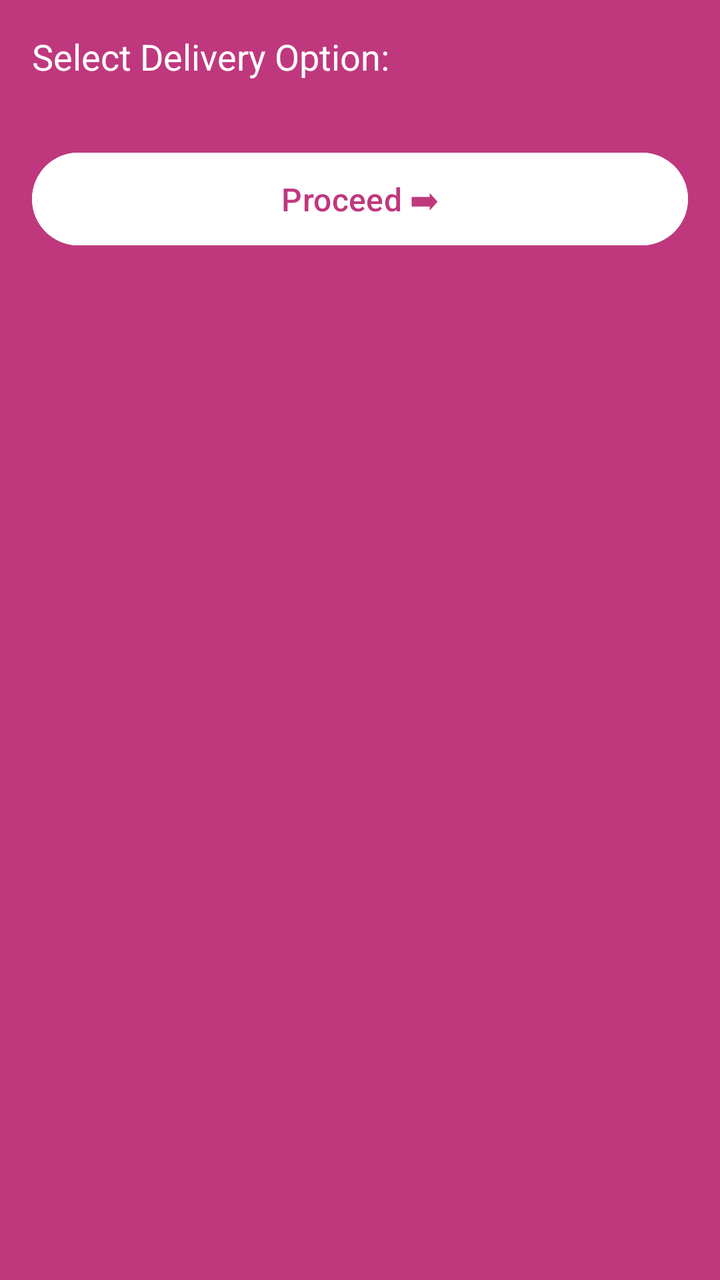
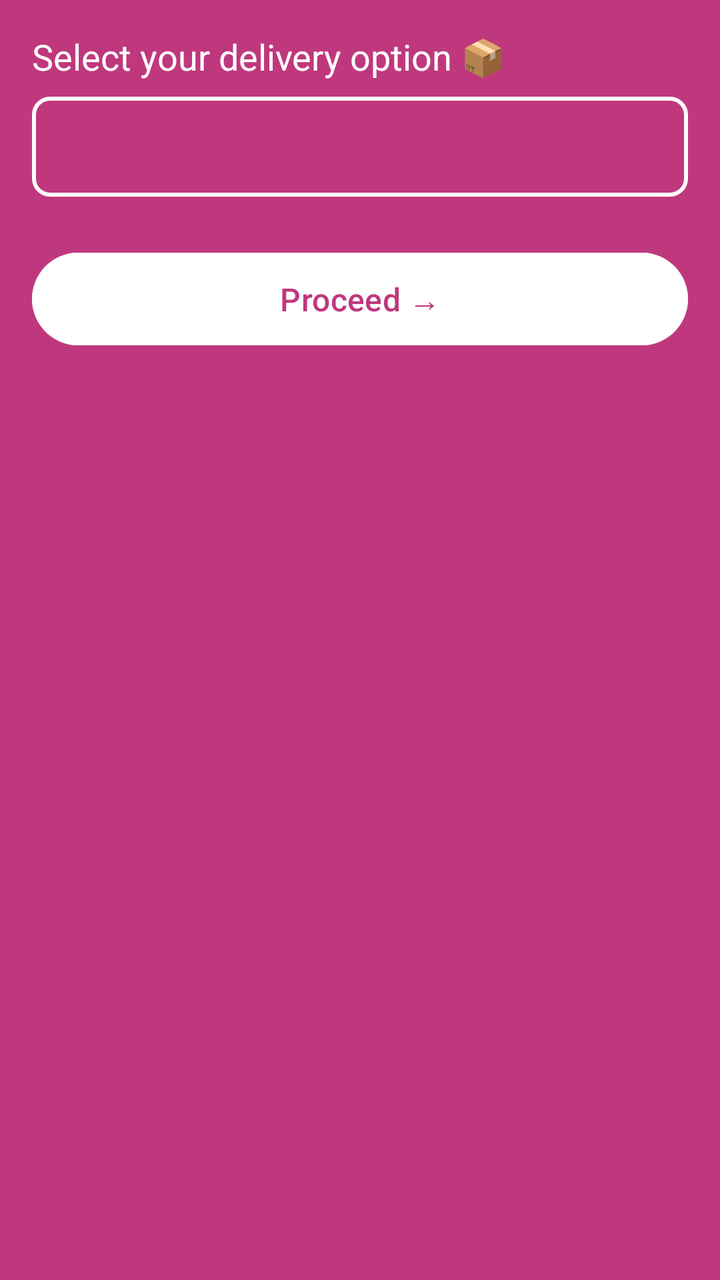

Compare the two renders of this Android layout. The source of the first and the diff that turns it into the second are given below.
<!-- AndroidManifest.xml: application theme Theme.Team10_MAPD711_ProjectMilestone2 -->
<!-- res/layout/activity_delivery_selection_activity5a.xml -->
<?xml version="1.0" encoding="utf-8"?>
<ScrollView xmlns:android="http://schemas.android.com/apk/res/android"
    android:layout_width="match_parent"
    android:layout_height="match_parent"
    android:background="#BF387D">

    <LinearLayout
        android:layout_width="match_parent"
        android:layout_height="wrap_content"
        android:orientation="vertical"
        android:padding="16dp">

        
        <TextView
            android:id="@+id/textViewDelivery"
            android:layout_width="wrap_content"
            android:layout_height="wrap_content"
            android:text="Select Delivery Option:"
            android:textColor="@color/white"
            android:textSize="18sp"
            android:layout_marginBottom="8dp"/>

        <Spinner
            android:id="@+id/deliverySpinner"
            android:layout_width="match_parent"
            android:layout_height="wrap_content"
            android:background="@drawable/spinner_border"
            android:paddingEnd="20dp"
            android:spinnerMode="dropdown"
            android:textColor="@color/white" />

        
        <TextView
            android:id="@+id/textViewCampus"
            android:layout_width="wrap_content"
            android:layout_height="wrap_content"
            android:text="Select Campus:"
            android:textColor="@color/white"
            android:textSize="18sp"
            android:layout_marginTop="16dp"
            android:visibility="gone" />

        <Spinner
            android:id="@+id/campusSpinner"
            android:layout_width="match_parent"
            android:layout_height="wrap_content"
            android:visibility="gone"
            android:background="@drawable/spinner_border"
            android:spinnerMode="dropdown"
            android:textColor="@color/white" />

        
        <FrameLayout
            android:id="@+id/mapFragmentContainer"
            android:layout_width="match_parent"
            android:layout_height="300dp"
            android:layout_marginTop="16dp"
            android:visibility="gone" />

        
        <Button
            android:id="@+id/proceedButton"
            android:layout_width="match_parent"
            android:layout_height="wrap_content"
            android:layout_marginTop="24dp"
            android:backgroundTint="@color/white"
            android:text="Proceed ➡"
            android:textColor="#BF387D"
            android:textSize="16sp"
            android:padding="12dp"
            android:layout_gravity="center_horizontal" />

    </LinearLayout>
</ScrollView>
<!-- resources referenced by this layout -->
<resources>
  <color name="white">#FFFFFFFF</color>
  <!-- drawable spinner_border (drawable) -->
  <shape xmlns:android="http://schemas.android.com/apk/res/android">
      <solid android:color="@android:color/transparent"/>
      <stroke android:color="@android:color/white" android:width="2dp"/>
      <corners android:radius="8dp"/>
  </shape>
  <style name="Theme.Team10_MAPD711_ProjectMilestone2" parent="Base.Theme.Team10_MAPD711_ProjectMilestone2" />
  <style name="Base.Theme.Team10_MAPD711_ProjectMilestone2" parent="Theme.Material3.DayNight.NoActionBar">
          
          
      </style>
</resources>

<!-- the commit's change to res/layout/activity_delivery_selection_activity5a.xml (unified diff, before → after) -->
@@ -15,7 +15,7 @@
             android:id="@+id/textViewDelivery"
             android:layout_width="wrap_content"
             android:layout_height="wrap_content"
-            android:text="Select Delivery Option:"
+            android:text="@string/delivery_selection_header"
             android:textColor="@color/white"
             android:textSize="18sp"
             android:layout_marginBottom="8dp"/>
@@ -23,7 +23,7 @@
         <Spinner
             android:id="@+id/deliverySpinner"
             android:layout_width="match_parent"
-            android:layout_height="wrap_content"
+            android:layout_height="50dp"
             android:background="@drawable/spinner_border"
             android:paddingEnd="20dp"
             android:spinnerMode="dropdown"
@@ -43,7 +43,7 @@
         <Spinner
             android:id="@+id/campusSpinner"
             android:layout_width="match_parent"
-            android:layout_height="wrap_content"
+            android:layout_height="50dp"
             android:visibility="gone"
             android:background="@drawable/spinner_border"
             android:spinnerMode="dropdown"
@@ -64,7 +64,7 @@
             android:layout_height="wrap_content"
             android:layout_marginTop="24dp"
             android:backgroundTint="@color/white"
-            android:text="Proceed ➡"
+            android:text="@string/proceed_btn"
             android:textColor="#BF387D"
             android:textSize="16sp"
             android:padding="12dp"
<!-- resource entries referenced after the edit -->
@@ -7,6 +7,8 @@
       <stroke android:color="@android:color/white" android:width="2dp"/>
       <corners android:radius="8dp"/>
   </shape>
+  <string name="delivery_selection_header">Select your delivery option 📦</string>
+  <string name="proceed_btn"> Proceed →</string>
   <style name="Theme.Team10_MAPD711_ProjectMilestone2" parent="Base.Theme.Team10_MAPD711_ProjectMilestone2" />
   <style name="Base.Theme.Team10_MAPD711_ProjectMilestone2" parent="Theme.Material3.DayNight.NoActionBar">
           
